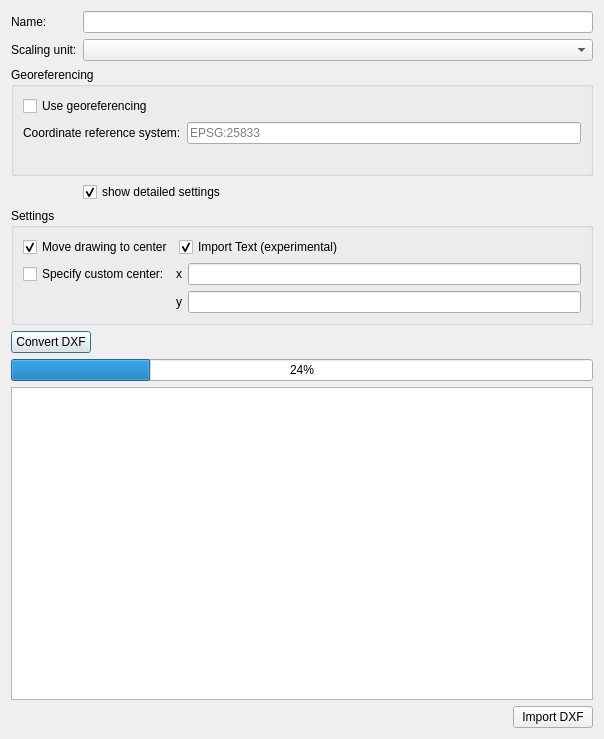
VICUS-Software/DXF-Import-Plugin, file externals/DXFImportPlugin/src/ImportDXFDialog.ui: the form before one commit.
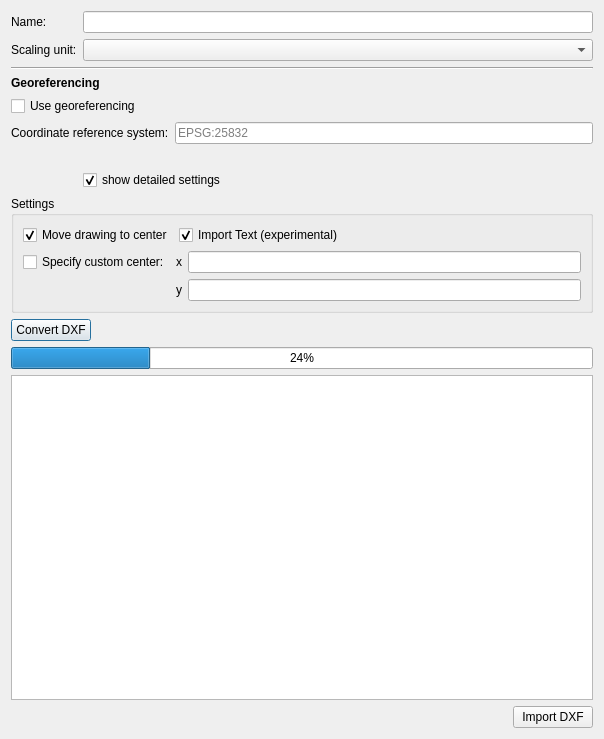
The form after the commit. Custom widgets are drawn as their Qt base class.

Commit message: follow the VICUS UI style in the import dialog

Diff of the .ui file:
```diff
--- a/externals/DXFImportPlugin/src/ImportDXFDialog.ui
+++ b/externals/DXFImportPlugin/src/ImportDXFDialog.ui
@@ -31,40 +31,68 @@
     <widget class="QPlainTextEdit" name="plainTextEditLogWindow"/>
    </item>
    <item row="2" column="0" colspan="2">
-    <widget class="QGroupBox" name="groupBoxGeoreferencing">
-     <property name="title">
-      <string>Georeferencing</string>
-     </property>
+    <widget class="QWidget" name="widgetGeoreferencing" native="true">
      <layout class="QGridLayout" name="gridLayoutGeoreferencing">
+      <property name="leftMargin">
+       <number>0</number>
+      </property>
+      <property name="topMargin">
+       <number>0</number>
+      </property>
+      <property name="rightMargin">
+       <number>0</number>
+      </property>
+      <property name="bottomMargin">
+       <number>0</number>
+      </property>
       <item row="0" column="0" colspan="2">
-       <widget class="QCheckBox" name="checkBoxGeoreference">
-        <property name="toolTip">
-         <string>Places the drawing at its real world position, using the coordinate reference system of the DXF file.</string>
+       <widget class="Line" name="lineGeoreferencing">
+        <property name="orientation">
+         <enum>Qt::Horizontal</enum>
+        </property>
+       </widget>
+      </item>
+      <item row="1" column="0" colspan="2">
+       <widget class="QLabel" name="labelGeoreferencing">
+        <property name="font">
+         <font>
+          <bold>true</bold>
+         </font>
         </property>
         <property name="text">
-         <string>Use georeferencing</string>
+         <string>Georeferencing</string>
         </property>
        </widget>
       </item>
-      <item row="1" column="0">
+      <item row="3" column="0">
        <widget class="QLabel" name="labelCRS">
         <property name="text">
          <string>Coordinate reference system:</string>
         </property>
        </widget>
       </item>
-      <item row="1" column="1">
+      <item row="3" column="1">
        <widget class="QLineEdit" name="lineEditCRS">
         <property name="toolTip">
          <string>Coordinate reference system of the drawing, for example EPSG:25833. Detected automatically from a .prj sidecar file or from an AcDbGeoData object of the DXF file.</string>
         </property>
         <property name="placeholderText">
-         <string>EPSG:25833</string>
+         <string>EPSG:25832</string>
         </property>
        </widget>
       </item>
       <item row="2" column="0" colspan="2">
-       <widget class="QLabel" name="labelGeoreferenceInfo">
+       <widget class="QCheckBox" name="checkBoxGeoreference">
+        <property name="toolTip">
+         <string>Places the drawing at its real world position, using the coordinate reference system above.</string>
+        </property>
+        <property name="text">
+         <string>Use georeferencing</string>
+        </property>
+       </widget>
+      </item>
+      <item row="4" column="0" colspan="2">
+       <widget class="QtExt::SmartLabel" name="labelGeoreferenceInfo">
         <property name="text">
          <string/>
         </property>
@@ -239,6 +267,11 @@
   </layout>
  </widget>
  <customwidgets>
+  <customwidget>
+   <class>QtExt::SmartLabel</class>
+   <extends>QLabel</extends>
+   <header location="global">QtExt_SmartLabel.h</header>
+  </customwidget>
   <customwidget>
    <class>QtExt::ValidatingLineEdit</class>
    <extends>QLineEdit</extends>
```
Left out of the diff: 2 changed lines with no effect on the pictures. The commit also changes 10 other files.
